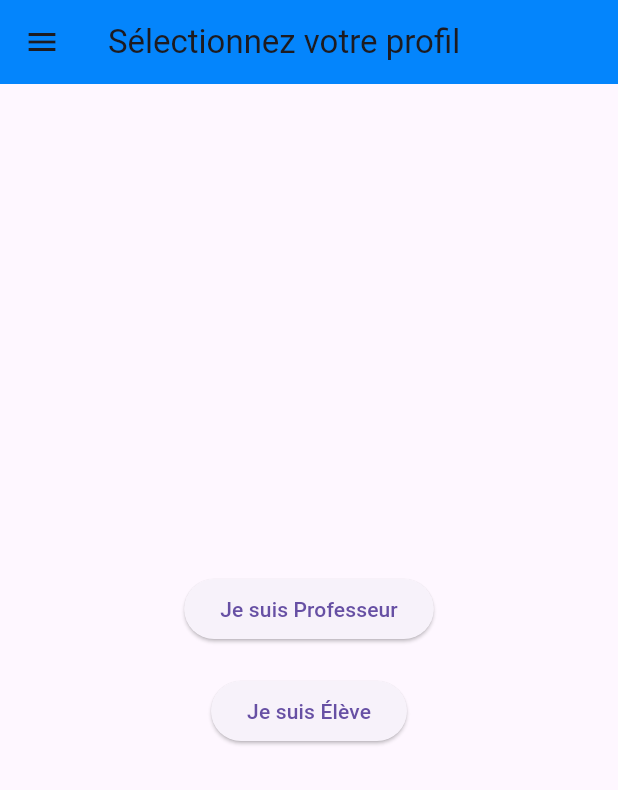
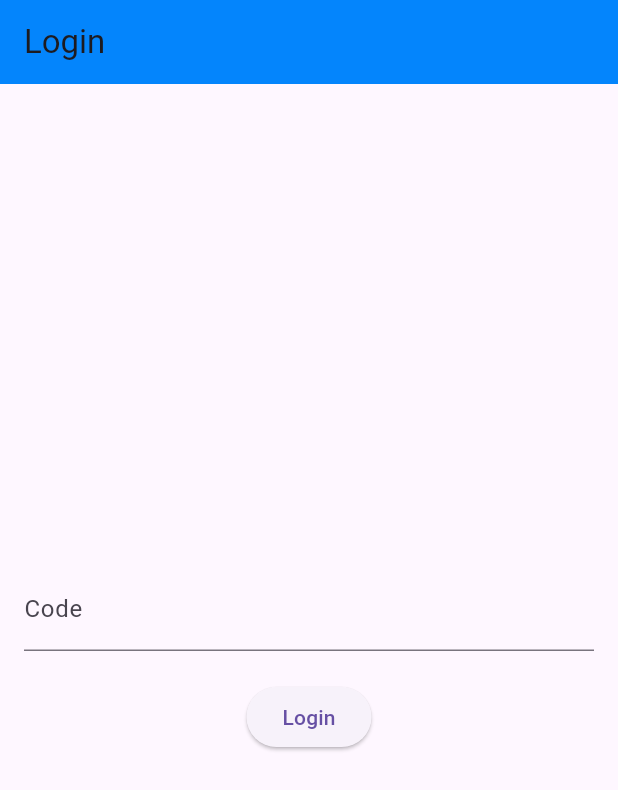
Before and after one commit to Mathbech/BeaupOrientation-mobile, a Flutter app: the screen it shows after launch, on a phone screen of 412 x 824 dp. Shown: the top 790 px of the screen. Run offline on Flutter 3.47's test engine with Material 3 defaults, Android fonts, the phone set to English and light mode, and no system bars; our stand-ins replace flutter_map, latlong2, location, logger.

Commit message:
Feature/login user (#2)
* Add student login page and update selection page buttons

* Add student and teacher home pages with basic information display

* Implement custom app bar and drawer for student and teacher home pages; update routing for navigation

* Update custom drawer logic to handle navigation for non-student users

* Fix typo in teacher login button text on selection page

* Remove student login button from selection page

* Update Gradle and package dependencies to latest versions

* Refactor authentication flow: remove selection and login pages, add QR code scanner for login

* Enhance QR code scanner functionality: update UI, add camera controls, and improve permission handling

* Add camera permission and update QR code scanner dependency to version 2.0.7

* Add custom app bar and drawer to login page

* Replace QR code scanner with mobile_scanner package; enhance lifecycle management and UI updates

* Refactor LoginPage: remove QR code scanner, add code submission functionality, and update routing

* Implement login functionality with code submission and API integration

* Enhance login functionality: add logging, update API endpoints, and modify Runner model to include user role

* Integrate RunnerProvider for state management in login flow and update UI components

* Refactor StudentHomePage: replace old implementation with API integration for dynamic student data retrieval

* Refactor StudentHomePage: simplify variable declarations for course and runner numbers

```diff
--- /dev/null
+++ b/lib/pages/login.dart
@@ -0,0 +1,95 @@
+import 'package:flutter/material.dart';
+import 'package:provider/provider.dart';
+import '../services/api_service.dart';
+import '../routing/routes.dart';
+import '../shared/runner.dart';
+import '../providers/runner_provider.dart';
+
+class LoginPage extends StatefulWidget {
+  @override
+  _LoginPageState createState() => _LoginPageState();
+}
+
+class _LoginPageState extends State<LoginPage> {
+  final TextEditingController codeController = TextEditingController();
+  bool isLoading = false;
+
+  Future<void> login() async {
+    final code = codeController.text.trim();
+
+    if (code.isEmpty) {
+      ScaffoldMessenger.of(context).showSnackBar(
+        SnackBar(content: Text('Please enter a valid code.')),
+      );
+      return;
+    }
+
+    setState(() {
+      isLoading = true;
+    });
+
+    try {
+      final runner = await ApiService().loginWithCode(code);
+
+      setState(() {
+        isLoading = false;
+      });
+
+      if (runner != null) {
+        Provider.of<RunnerProvider>(context, listen: false).setRunner(runner);
+
+        ScaffoldMessenger.of(context).showSnackBar(
+          SnackBar(content: Text('Login successful.')),
+        );
+
+        if (runner.isTeacher) {
+          Navigator.pushNamed(context, AppRoutes.profHome);
+        } else {
+          Navigator.pushNamed(context, AppRoutes.eleveHome);
+        }
+      } else {
+        ScaffoldMessenger.of(context).showSnackBar(
+          SnackBar(content: Text('Login failed. Please try again.')),
+        );
+      }
+    } catch (e) {
+      setState(() {
+        isLoading = false;
+      });
+
+      ScaffoldMessenger.of(context).showSnackBar(
+        SnackBar(content: Text('An error occurred. Please try again.')),
+      );
+    }
+  }
+
+  @override
+  Widget build(BuildContext context) {
+    return Scaffold(
+      appBar: AppBar(
+        title: Text('Login'),
+      ),
+      body: Padding(
+        padding: const EdgeInsets.all(16.0),
+        child: Column(
+          mainAxisAlignment: MainAxisAlignment.center,
+          children: [
+            TextField(
+              controller: codeController,
+              decoration: InputDecoration(
+                labelText: 'Code',
+              ),
+            ),
+            SizedBox(height: 20),
+            isLoading
+                ? CircularProgressIndicator()
+                : ElevatedButton(
+                    onPressed: login,
+                    child: Text('Login'),
+                  ),
+          ],
+        ),
+      ),
+    );
+  }
+}
--- a/lib/pages/selection_page.dart
+++ /dev/null
@@ -1,34 +0,0 @@
-import 'package:flutter/material.dart';
-import '../widgets/custom_app_bar.dart';
-import '../widgets/custom_drawer.dart';
-
-class SelectionPage extends StatelessWidget {
-  @override
-  Widget build(BuildContext context) {
-    return Scaffold(
-      appBar: CustomAppBar(title: 'Sélectionnez votre profil', showMenuButton: true),
-      drawer: CustomDrawer(),  // Utilise le Drawer personnalisé
-      body: Center(
-        child: Column(
-          mainAxisAlignment: MainAxisAlignment.center,
-          children: <Widget>[
-            ElevatedButton(
-              onPressed: () {
-                Navigator.pushNamed(context, '/profLogin');
-              },
-              child: Text('Je suis Professeur'),
-            ),
-            SizedBox(height: 20),
-            ElevatedButton(
-              onPressed: () {
-                // // Navigator.pushNamed(context, '/studentLogin');
-                // print('eleve');
-              },
-              child: Text('Je suis Élève'),
-            ),
-          ],
-        ),
-      ),
-    );
-  }
-}
--- /dev/null
+++ b/lib/providers/runner_provider.dart
@@ -0,0 +1,13 @@
+import 'package:flutter/material.dart';
+import '../shared/runner.dart';
+
+class RunnerProvider with ChangeNotifier {
+  Runner? _runner;
+
+  Runner? get runner => _runner;
+
+  void setRunner(Runner runner) {
+    _runner = runner;
+    notifyListeners();
+  }
+}
--- a/lib/routing/routes.dart
+++ b/lib/routing/routes.dart
@@ -1,23 +1,24 @@
-import 'package:beauporientation/pages/prof_login.dart';
-import 'package:beauporientation/pages/selection_page.dart';
 import 'package:flutter/material.dart';
+import '../pages/login.dart';
+import '../pages/student/hompage.dart';
+import '../pages/teachers/homepage.dart';
 import '../pages/map.dart';
 
 class AppRoutes {
   static const String home = '/';
   static const String pathTrackingMap = '/Map';
   static const String settings = '/settings';
-  static const String profLogin = '/profLogin';
-  static const String studentLogin = '/studentLogin';
+  static const String profHome = '/profHome';
+  static const String eleveHome = '/eleveHome';
 
   static Map<String, WidgetBuilder> getRoutes() {
     return {
-      home: (context) => SelectionPage(),
-      profLogin: (context) => ProfLoginPage(),
+      home: (context) => LoginPage(),
       pathTrackingMap: (context) => const PathTrackingMap(),
+      profHome: (context) => TeacherHomePage(),
+      eleveHome: (context) => StudentHomePage(),
     };
   }
-
 
   static Widget buildPageWithoutBackButton(Widget page) {
     return WillPopScope(
--- /dev/null
+++ b/lib/services/api_service.dart
@@ -0,0 +1,45 @@
+import 'dart:convert';
+import 'package:http/http.dart' as http;
+import 'package:logger/logger.dart';
+import '../shared/api/api_endpoints.dart';
+import '../shared/runner.dart';
+import '../shared/api/api_response.dart';
+
+class ApiService {
+  final logger = Logger();
+
+  Future<Runner?> loginWithCode(String code) async {
+    final url = Uri.parse('${ApiEndpoints.baseUrl}${ApiEndpoints.login}');
+    logger.i('Sending POST request to $url with body: ${jsonEncode({'code': code})}');
+
+    final response = await http.post(
+      url,
+      body: jsonEncode({'code': code}),
+      headers: {'Content-Type': 'application/json'},
+    );
+
+    logger.i('Received response: ${response.statusCode} ${response.body}');
+
+    if (response.statusCode == 200) {
+      final data = jsonDecode(response.body);
+      return Runner.fromJson(data);
+    } else {
+      throw Exception('Failed to login');
+    }
+  }
+
+  Future<Map<String, dynamic>> fetchStudentData(int runnerId) async {
+    final url = Uri.parse('${ApiEndpoints.baseUrl}${ApiEndpoints.runners}$runnerId');
+    logger.i('Sending GET request to $url');
+
+    final response = await http.get(url);
+
+    logger.i('Received response: ${response.statusCode} ${response.body}');
+
+    if (response.statusCode == 200) {
+      return jsonDecode(response.body);
+    } else {
+      throw Exception('Failed to fetch student data');
+    }
+  }
+}
--- /dev/null
+++ b/lib/shared/api/api_endpoints.dart
@@ -0,0 +1,5 @@
+class ApiEndpoints {
+  static const String baseUrl = 'http://192.168.107.28/api';
+  static const String login = '/runners/login';
+  static const String runners = '/runners/';
+}
--- /dev/null
+++ b/lib/shared/runner.dart
@@ -0,0 +1,17 @@
+class Runner {
+  final int id;
+  final String course;
+  final String name;
+  final bool isTeacher;
+
+  Runner({required this.id, required this.course, required this.name, required this.isTeacher});
+
+  factory Runner.fromJson(Map<String, dynamic> json) {
+    return Runner(
+      id: json['id'],
+      course: json['course'],
+      name: json['name'],
+      isTeacher: json['isTeacher'],
+    );
+  }
+}
--- a/pubspec.yaml
+++ b/pubspec.yaml
@@ -7,7 +7,7 @@ environment:
   sdk: ^3.5.0
 
 dependencies:
-  baseflow_plugin_template: ^2.2.0
+  mobile_scanner: ^6.0.3
   flutter:
     sdk: flutter
   flutter_map: ^7.0.2
@@ -16,6 +16,8 @@ dependencies:
   latlong2: ^0.9.1
   location: ^7.0.1
   url_launcher: ^6.3.0
+  logger: ^2.5.0
+  provider: ^6.1.2
 
 dev_dependencies:
   flutter_test:
```
Also changed, not shown: lib/main.dart (+11 -3 lines), lib/pages/prof_login.dart (deleted, +0 -62 lines), lib/pages/student/hompage.dart (added, +56 -0 lines), lib/pages/teachers/homepage.dart (added, +28 -0 lines), lib/shared/api/api_response.dart (added, +13 -0 lines), lib/widgets/custom_drawer.dart (+21 -1 lines), pubspec.lock, 3 other files.
